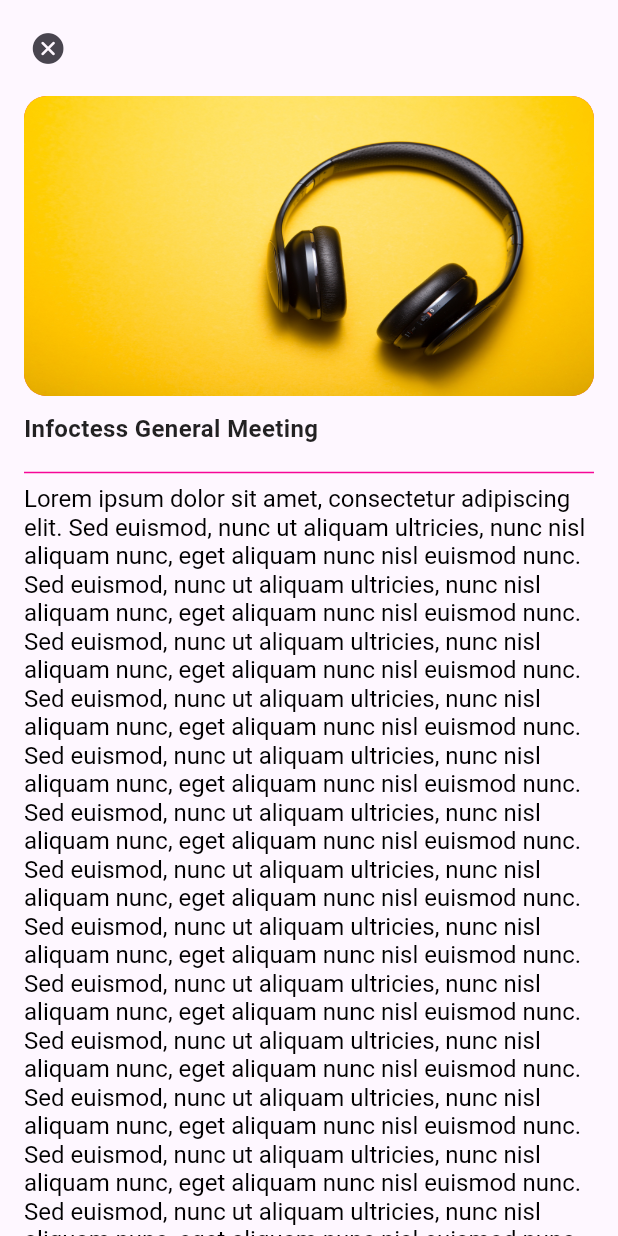
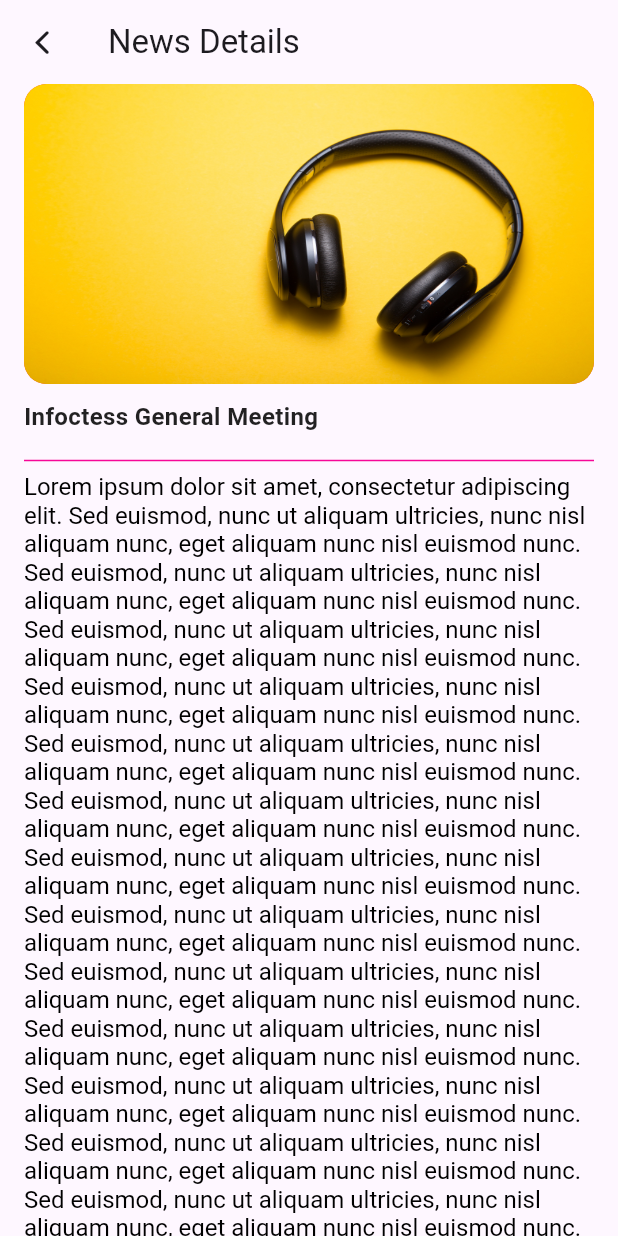
Before and after one commit to richprince23/infoctess_koneqt, a Flutter app: the HomePage screen opened directly, after a tap on "Infoctess General Meeting", on a phone screen of 412 x 824 dp. Run offline on Flutter 3.47's test engine with Material 2 defaults, Android fonts, the phone set to English and light mode, and no system bars; our stand-ins replace cached_network_image, firebase_core, google_fonts, image_cropper, image_picker, shared_preferences; missing offline and left inert: detectable_text_field; accounts and stored records are empty; Roboto replaces fonts that are missing (Sarabun).

```diff
--- a/lib/components/news_item.dart
+++ b/lib/components/news_item.dart
@@ -8,14 +8,6 @@ import 'package:infoctess_koneqt/theme/mytheme.dart';
 class NewsItem extends StatelessWidget {
   const NewsItem({super.key});
 
-  void openNews(BuildContext context) {
-    Navigator.of(context).push(
-      MaterialPageRoute(
-        builder: (context) => const OpenWidget(),
-      ),
-    );
-  }
-
   @override
   Widget build(BuildContext context) {
     return InkWell(
@@ -23,6 +15,7 @@ class NewsItem extends StatelessWidget {
         print("tapped");
       },
       child: OpenContainer(
+        transitionDuration: const Duration(seconds: 1),
         useRootNavigator: true,
         openElevation: 5,
         transitionType: ContainerTransitionType.fadeThrough,
@@ -93,23 +86,9 @@ class ClosedWidget extends StatelessWidget {
                     ],
                   ),
                   Container(
+                    margin: const EdgeInsets.only(top: 10),
                     alignment: Alignment.center,
-                    child: OutlinedButton(
-                      onPressed: () {
-                        NewsItem().openNews(context);
-                      },
-                      style: OutlinedButton.styleFrom(
-                        backgroundColor:
-                            AppTheme.themeData(false, context).backgroundColor,
-                        foregroundColor:
-                            AppTheme.themeData(false, context).primaryColor,
-                        shape: RoundedRectangleBorder(
-                          borderRadius: BorderRadius.circular(20),
-                        ),
-                        fixedSize: const Size(300, 30),
-                      ),
-                      child: const Text("Read More"),
-                    ),
+                    child: const Text("Read More"),
                   ),
                 ],
               ),
@@ -126,20 +105,19 @@ class OpenWidget extends StatelessWidget {
 
   @override
   Widget build(BuildContext context) {
-    return Material(
-      elevation: 2,
-      child: SingleChildScrollView(
+    return Scaffold(
+      appBar: AppBar(
+        title: const Text("News Details"),
+        leading: IconButton(
+          onPressed: () => Navigator.pop(context),
+          icon: const Icon(CupertinoIcons.back),
+        ),
+      ),
+      body: SingleChildScrollView(
         child: Column(
           // mainAxisSize: MainAxisSize.min,
           crossAxisAlignment: CrossAxisAlignment.start,
           children: [
-            Padding(
-              padding: const EdgeInsets.all(8.0),
-              child: IconButton(
-                onPressed: () => Navigator.pop(context),
-                icon: const Icon(CupertinoIcons.clear_circled_solid),
-              ),
-            ),
             Padding(
               padding:
                   const EdgeInsets.only(left: 16.0, right: 16.0, bottom: 8.0),
```
Also changed, not shown: lib/components/event_item.dart (+5 -9 lines), 2 other files.
